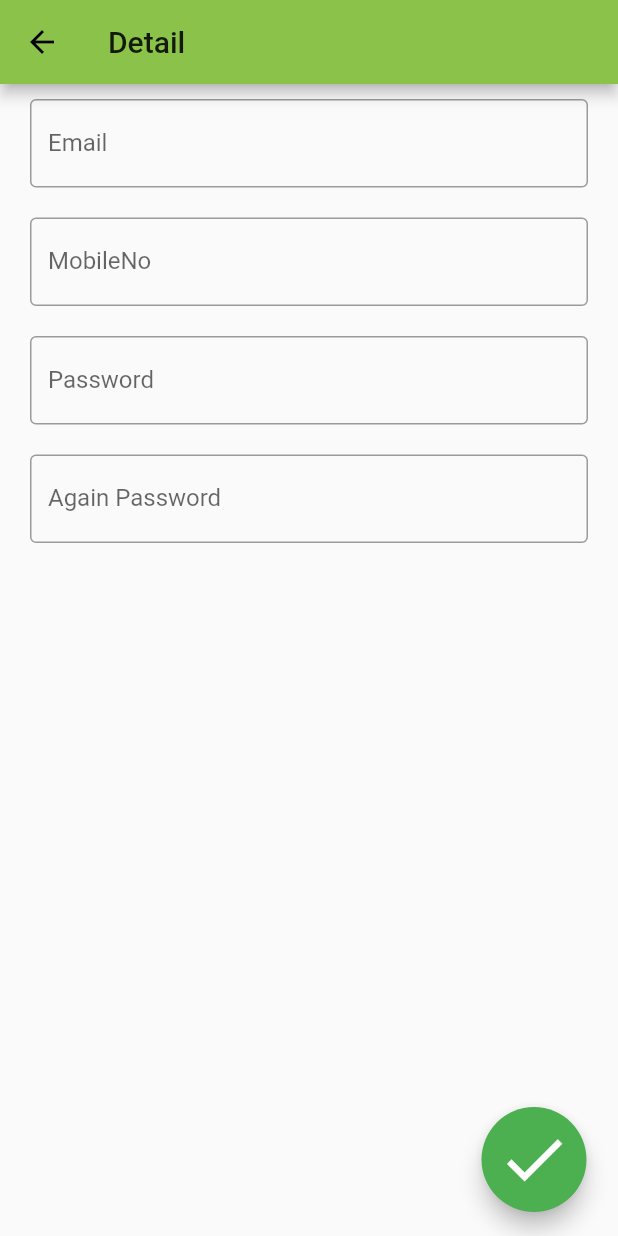
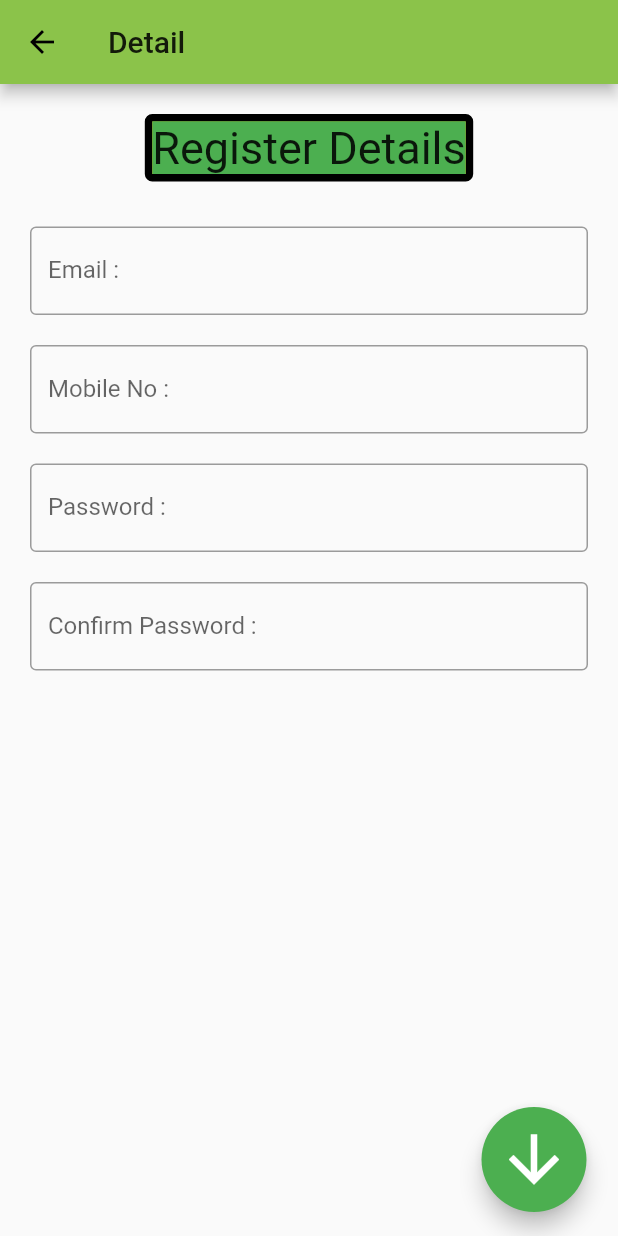
Before and after one commit to sumitsingh1698/demosih, a Flutter app: the UserDetailEdit screen opened directly, on a phone screen of 412 x 824 dp. Run offline on Flutter 3.47's test engine with Material 2 defaults, Android fonts, the phone set to English and light mode, and no system bars; our stand-ins replace connectivity, fluro; statements that could not run were skipped.

Commit message:
layout of login and register

```diff
--- a/lib/main.dart
+++ b/lib/main.dart
@@ -1,4 +1,6 @@
 import 'package:demosih/src/myapp.dart';
 import 'package:flutter/material.dart';
 
-void main() => runApp(MyApp());
+void main(){
+   runApp(MyApp());
+  }
--- a/lib/src/myapp.dart
+++ b/lib/src/myapp.dart
@@ -1,16 +1,27 @@
+
 import 'package:demosih/src/page/index.dart';
 import 'package:demosih/src/routing/application.dart';
 import 'package:demosih/src/routing/routers.dart';
 import 'package:fluro/fluro.dart';
 import 'package:flutter/material.dart';
 
-class MyApp extends StatelessWidget {
+class MyApp extends StatefulWidget {
 
   MyApp(){
+
     final router = Router();
     Routes.configureRouter(router);
     Application.router = router;
+
+
   }
+
+  @override
+  _MyAppState createState() => _MyAppState();
+}
+
+class _MyAppState extends State<MyApp> {
+
 
   @override
   Widget build(BuildContext context) {
--- a/lib/src/page/userdetailedit.dart
+++ b/lib/src/page/userdetailedit.dart
@@ -1,9 +1,6 @@
-import 'dart:convert';
-
-import 'package:demosih/src/routing/application.dart';
 import 'package:demosih/src/widgets/text_field_form.dart';
+import 'package:demosih/src/widgets/text_title_custom.dart';
 import 'package:flutter/material.dart';
-import 'package:flutter/rendering.dart';
 
 class UserDetailEdit extends StatefulWidget {
   @override
@@ -11,31 +8,13 @@ class UserDetailEdit extends StatefulWidget {
 }
 
 class _UserDetailEditState extends State<UserDetailEdit> {
-
   Map<String, String> data = Map<String, String>();
-  DateTime selectedDate = DateTime.now();
-
-
+  int step = 0;
+  bool checkbox = false;
   @override
   Widget build(BuildContext context) {
-    int page = 0;
+    var floatingIcon = step == 3 ? Icons.done : Icons.arrow_downward;
     GlobalKey<FormState> _formkey = GlobalKey<FormState>();
-    final controller = PageController(
-      initialPage: 0,
-    );
-    final pageView = PageView.builder(
-      reverse: false,
-      itemCount: 5,
-      onPageChanged: (int pageno){
-        page = pageno;
-        },
-      controller: controller,
-      scrollDirection: Axis.horizontal,
-      itemBuilder: (context, count) {
-
-          return pageCreater(count);
-      },
-    );
 
     return Scaffold(
       appBar: AppBar(
@@ -46,168 +25,100 @@ class _UserDetailEditState extends State<UserDetailEdit> {
         width: 80,
         child: FloatingActionButton(
           onPressed: () {
-              if(_formkey.currentState.validate()){
-                _formkey.currentState.save();
-                if (page == 4){
-                String sendData = jsonEncode(data);
-                Application.router.navigateTo(context, "/profile/$sendData");
-              }
-
-                 controller.nextPage(duration: Duration(seconds: 1),curve: Curves.linear);
-
-
-              }
-
+            print(step);
+            setState(() {});
           },
-          child: Icon(Icons.done,size: 50,),
+          child: Icon(
+            floatingIcon,
+            size: 50,
+          ),
         ),
       ),
-      body: Form(key: _formkey, child: pageView),
+      body: Form(
+          key: _formkey,
+          child: SafeArea(
+            child: SingleChildScrollView(
+              child: _sendWidget(step++),
+            ),
+          )),
     );
   }
 
-  Widget pageCreater(int i) {
-    if (i == 0)
-      return SingleChildScrollView(
-        child: Container(
-          child: Column(
-            children: <Widget>[
-              TextFormFieldCustom(
-                data: data,
-                type: "Email",
-              ),
-              TextFormFieldCustom(
-                data: data,
-                type: "MobileNo",
-              ),
-              TextFormFieldCustom(
-                data: data,
-                type: "Password",
-              ),
-              TextFormFieldCustom(
-                data: data,
-                type: "Again Password",
-              ),
-            ],
+  Widget _sendWidget(int step) {
+    if (step == 0) {
+      return Column(
+        children: <Widget>[
+          TextTitleCustom(
+            type: "heading",
+            text: "Register Details",
           ),
-        ),
+          TextFormFieldCustom(
+              type: 'email_address', label: "Email :", data: data),
+          TextFormFieldCustom(
+              type: 'mobile_no', label: "Mobile No :", data: data),
+          TextFormFieldCustom(
+              type: 'password', label: "Password :", data: data),
+          TextFormFieldCustom(
+              type: 'confirm_password',
+              label: "Confirm Password :",
+              data: data),
+        ],
       );
-    if (i == 1)
-      return SingleChildScrollView(
-        child: Container(
-          child: Column(
-            children: <Widget>[
-              Text("Personal Detail"),
-              TextFormFieldCustom(
-                data: data,
-                type: "Adhaar No.",
-              ),
-              TextFormFieldCustom(
-                data: data,
-                type: "First Name",
-              ),
-              TextFormFieldCustom(
-                data: data,
-                type: "Last Name",
-              ),
-              TextFormFieldCustom(
-                data: data,
-                type: "Father Name",
-              ),
-              TextFormFieldCustom(
-                data: data,
-                type: "Mother Name",
-              ),
-              TextFormFieldCustom(
-                data: data,
-                type: "House No",
-              ),
-              TextFormFieldCustom(
-                data: data,
-                type: "Street No",
-              ),
-              TextFormFieldCustom(
-                data: data,
-                type: "Area",
-              ),
-              TextFormFieldCustom(
-                data: data,
-                type: "City or village",
-              ),
-              TextFormFieldCustom(
-                data: data,
-                type: "State",
-              ),
-              TextFormFieldCustom(
-                data: data,
-                type: "Pincode",
-              )
-            ],
+    } else if (step == 1) {
+      return Column(
+        children: <Widget>[
+           TextTitleCustom(
+            type: "heading",
+            text: "Personal Detail",
           ),
-        ),
+          TextFormFieldCustom(
+              type: "first_name", label: "First Name :", data: data),
+          TextFormFieldCustom(
+              type: 'last_name', label: "Last Name :", data: data),
+          TextFormFieldCustom(
+              type: 'father_name', label: "Father's Name :", data: data),
+          TextFormFieldCustom(
+              type: 'mother_name', label: "Mother's Name :", data: data),
+          TextFormFieldCustom(
+              type: 'dob', label: "Date of Birth :", data: data),
+          TextFormFieldCustom(
+              type: 'adhar_no', label: "Addhar No :", data: data),
+        ],
       );
-    if (i == 2)
-      return Container(
-        child: Column(
-          children: <Widget>[
-            Text("Education Detail"),
-            TextFormFieldCustom(
-              data: data,
-              type: "Education detail",
-            ),
-            TextFormFieldCustom(
-              data: data,
-              type: "College Name",
-            ),
-            TextFormFieldCustom(
-              data: data,
-              type: "status",
-            ),
-            TextFormFieldCustom(
-              data: data,
-              type: "year of passing",
-            ),
-            TextFormFieldCustom(
-              data: data,
-              type: "college code",
-            ),
-            TextFormFieldCustom(
-              data: data,
-              type: "Degree",
-            )
-          ],
-        ),
+    } else if (step == 2) {
+      return Column(
+        children: <Widget>[
+           TextTitleCustom(
+            type: "heading",
+            text: "Contact Detail",
+          ),
+          TextFormFieldCustom(
+              type: 'Address', label: "Address :", data: data),
+          TextFormFieldCustom(
+              type: 'country', label: "Country :", data: data),
+          TextFormFieldCustom(
+              type: 'city', label: "City :", data: data),
+          TextFormFieldCustom(
+              type: 'district',
+              label: "District :",
+              data: data),
+          TextFormFieldCustom(
+          type: 'pincode', label: "PIN code :", data: data),
+        ],
       );
-    if (i == 3)
-      return Container(
-        child: Column(
-          children: <Widget>[
-            Text("Center Preference"),
-            TextFormFieldCustom(
-              data: data,
-              type: "College name",
-            ),
-            TextFormFieldCustom(
-              data: data,
-              type: "Area",
-            ),
-          ],
-        ),
-      );
-    if (i == 4)
-      return Container(
-        child: Column(
-          children: <Widget> [
-             Text("Upload Files")
-          ]
-
-        ),
-      );
-    else
-      return Container(
-        child: Center(
-          child: Text("Page not found $i"),
-        ),
+    }
+      return Center(
+        child: Column(children: <Widget>[
+          TextTitleCustom(
+            type: "heading",
+            text: "STET Registration",
+          ),
+          Text("Confirm And Continoue "),
+          Checkbox(value: checkbox,onChanged: (value){
+              checkbox = value;
+              setState((){});
+          },),
+        ],),
       );
   }
 }
--- a/lib/src/routing/routers.dart
+++ b/lib/src/routing/routers.dart
@@ -4,14 +4,14 @@ import 'routehandler.dart';
 
 class Routes{
   static const main = "/";
-  static const register = "/register";
   static const userdetailedit = "/userdetailedit";
+  static const login = "/login";
   static const profile = "/profile/:sendData";
 
   static void configureRouter(Router router){
-    router.define(register,handler: registerHandler);
     router.define(main,handler: indexHandler);
     router.define(userdetailedit,handler: userdetaileditHandler);
     router.define(profile,handler: profileHandler);
+    router.define(login,handler: loginHandler);
   }
 }
--- a/lib/src/widgets/text_field_form.dart
+++ b/lib/src/widgets/text_field_form.dart
@@ -2,11 +2,13 @@ import 'package:flutter/material.dart';
 
 class TextFormFieldCustom extends StatelessWidget {
   final String type;
+  final String label;
   final Map<String, String> data;
 
   TextFormFieldCustom({
     @required this.type,
     @required this.data,
+    @required this.label,
   });
 
   @override
@@ -25,8 +27,9 @@ class TextFormFieldCustom extends StatelessWidget {
           }
           return null;
         },
+        initialValue: data['$type'] == null ? null : data['$type'],
         decoration: InputDecoration(
-          labelText: "$type",
+          labelText: label,
           border: OutlineInputBorder(),
         ),
       ),
--- /dev/null
+++ b/lib/src/widgets/text_title_custom.dart
@@ -0,0 +1,24 @@
+import 'package:flutter/material.dart';
+import 'package:flutter/widgets.dart';
+
+class TextTitleCustom extends StatelessWidget {
+
+  final String type;
+  final String text;
+  TextTitleCustom({@required this.type, this.text});
+
+  @override
+  Widget build(BuildContext context) {
+    if (type == "heading")
+      return Container(
+         margin: EdgeInsets.all(20),
+
+         decoration: BoxDecoration(border: Border.all(width:5.0),borderRadius: BorderRadius.all(Radius.circular(5.0)),color: Colors.amber),
+          child: Text(
+        text,
+        style: TextStyle(fontSize: 30,backgroundColor: Colors.green),
+        textAlign: TextAlign.center,
+      ));
+      return Text("fddf");
+  }
+}
```
Also changed, not shown: lib/src/page/index.dart (+45 -11 lines), lib/src/page/login.dart (added, +35 -0 lines), lib/src/page/register.dart (deleted, +0 -84 lines), lib/src/routing/routehandler.dart (+4 -4 lines), lib/src/util/connectionstatus.dart (added, +66 -0 lines), pubspec.yaml (+3 -4 lines), lib/src/model/candidate.dart (added), pubspec.lock.
